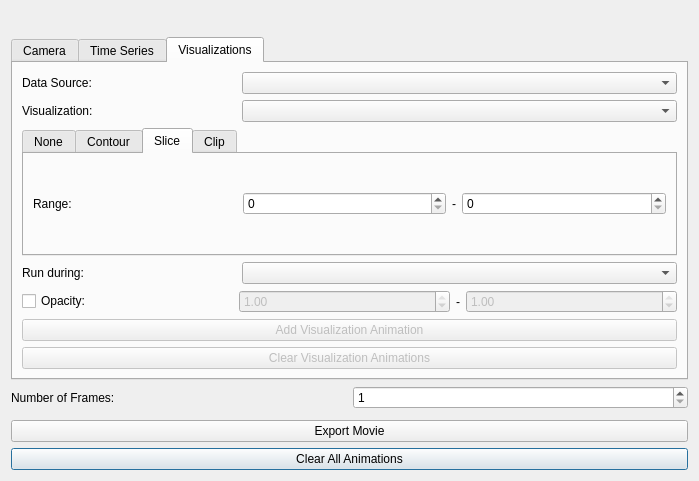
Old version of the form tomviz/AnimationHelperDialog.ui in the repository psavery/tomviz.
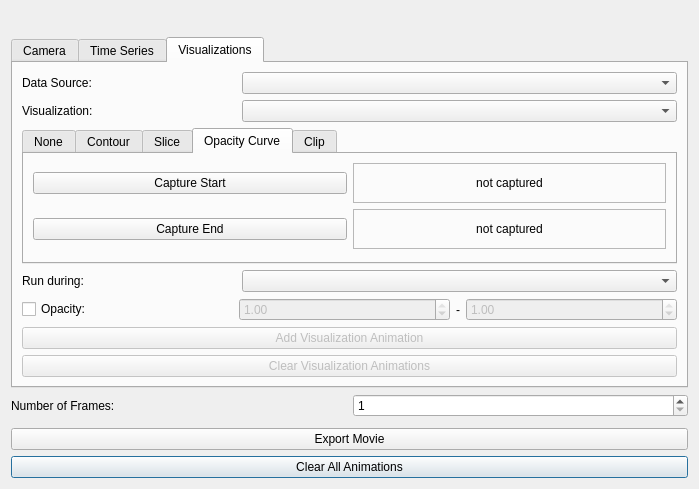
New version of the form. The open tabs and pages were chosen to show the change. Custom widgets are drawn as their Qt base class.

Commit message:
Animate a volume between two opacity curves
Capture the curve in the histogram editor at each end and the volume
dissolves between them. Matching point counts blend point by point,
others through a table sampled over one reference window.

Patch:
```diff
--- a/tomviz/AnimationHelperDialog.ui
+++ b/tomviz/AnimationHelperDialog.ui
@@ -450,6 +450,84 @@
            </item>
           </layout>
          </widget>
+         <widget class="QWidget" name="Opacity Curve">
+          <attribute name="title">
+           <string>Opacity Curve</string>
+          </attribute>
+          <layout class="QGridLayout" name="gridLayout_8">
+           <item row="0" column="0">
+            <widget class="QPushButton" name="captureOpacityStart">
+             <property name="toolTip">
+              <string>Save the curve currently in the histogram editor as the one this animation starts from.</string>
+             </property>
+             <property name="text">
+              <string>Capture Start</string>
+             </property>
+            </widget>
+           </item>
+           <item row="0" column="1">
+            <widget class="QLabel" name="opacityStartPreview">
+             <property name="minimumSize">
+              <size>
+               <width>150</width>
+               <height>40</height>
+              </size>
+             </property>
+             <property name="frameShape">
+              <enum>QFrame::StyledPanel</enum>
+             </property>
+             <property name="text">
+              <string>not captured</string>
+             </property>
+             <property name="alignment">
+              <set>Qt::AlignCenter</set>
+             </property>
+            </widget>
+           </item>
+           <item row="1" column="0">
+            <widget class="QPushButton" name="captureOpacityStop">
+             <property name="toolTip">
+              <string>Save the curve currently in the histogram editor as the one this animation ends on.</string>
+             </property>
+             <property name="text">
+              <string>Capture End</string>
+             </property>
+            </widget>
+           </item>
+           <item row="1" column="1">
+            <widget class="QLabel" name="opacityStopPreview">
+             <property name="minimumSize">
+              <size>
+               <width>150</width>
+               <height>40</height>
+              </size>
+             </property>
+             <property name="frameShape">
+              <enum>QFrame::StyledPanel</enum>
+             </property>
+             <property name="text">
+              <string>not captured</string>
+             </property>
+             <property name="alignment">
+              <set>Qt::AlignCenter</set>
+             </property>
+            </widget>
+           </item>
+           <item row="2" column="0" colspan="2">
+            <spacer name="verticalSpacer_7">
+             <property name="orientation">
+              <enum>Qt::Vertical</enum>
+             </property>
+             <property name="sizeHint" stdset="0">
+              <size>
+               <width>20</width>
+               <height>20</height>
+              </size>
+             </property>
+            </spacer>
+           </item>
+          </layout>
+         </widget>
          <widget class="QWidget" name="Clip">
           <attribute name="title">
            <string>Clip</string>
```
Left out of the diff: 4 changed lines with no effect on the pictures. The commit also changes 9 other files.
